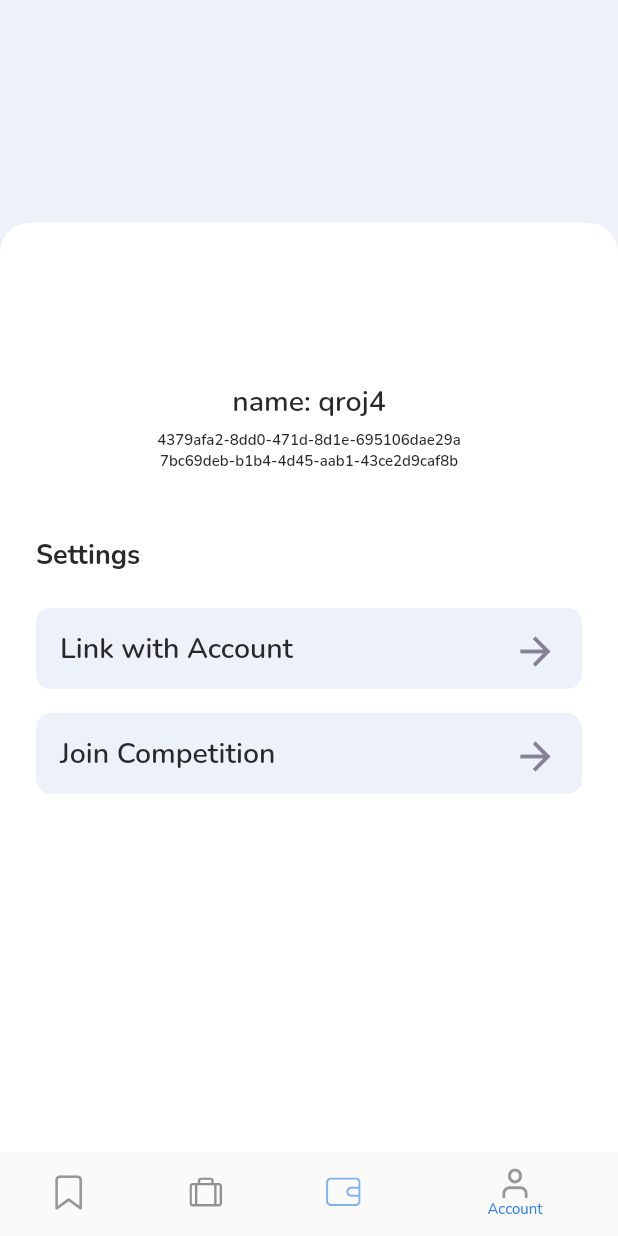
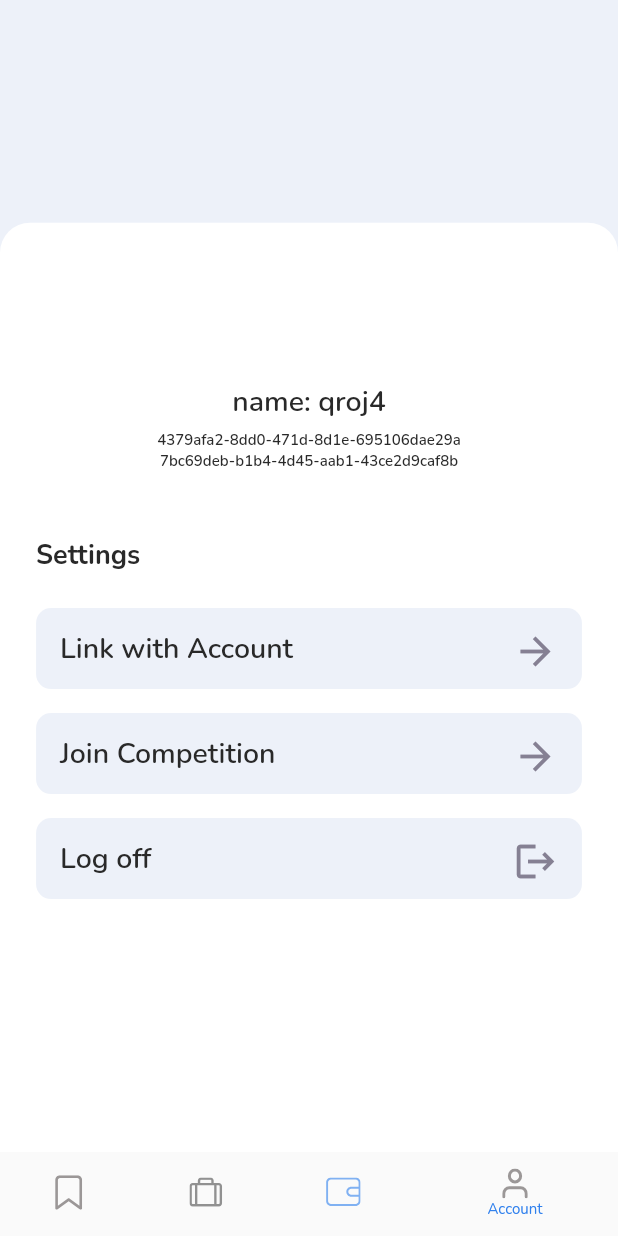
Before and after one commit to NeneWang/paper-merchant, a Flutter app: the HomeScreen screen opened directly, item 4 of the bottom bar chosen, after a tap on "Link with Account", on a phone screen of 412 x 824 dp. Run offline on Flutter 3.47's test engine with Material 2 defaults, Android fonts, the phone set to English and light mode, and no system bars; our stand-ins replace fl_chart, flutter_svg, get, hive_flutter, percent_indicator, syncfusion_flutter_charts; missing offline and left inert: fuzzy; accounts and stored records are empty; network calls fail.

```diff
--- a/lib/data/database.dart
+++ b/lib/data/database.dart
@@ -340,12 +340,12 @@ class Database {
       _myBox.put("userAsset", userAsset);
     }
 
-    final POST_URL = "${backendAPI}/api/sell";
+    const postUrl = "$backendAPI/api/sell";
     print("Sell stock requested");
-    print(POST_URL);
+    print(postUrl);
 
     final response = await http.post(
-      Uri.parse(POST_URL),
+      Uri.parse(postUrl),
       headers: <String, String>{
         'Content-Type': 'application/json',
       },
@@ -385,7 +385,7 @@ class Database {
 
   Future<Map<dynamic, dynamic>> researchMultiple(
       List<String> stocksNames) async {
-    final multipleAPI = "${backendAPI}/api/get_today_data_multiple";
+    const multipleAPI = "$backendAPI/api/get_today_data_multiple";
     final response = await http.post(
       Uri.parse(multipleAPI),
       headers: <String, String>{
--- a/lib/screen/home/account/account_screen.dart
+++ b/lib/screen/home/account/account_screen.dart
@@ -15,17 +15,44 @@ class AccountScreen extends StatelessWidget {
           elevation: 0,
         ),
         body: FutureBuilder(
+          future: () {
+            db.createDefaultData();
+            db.loadData();
+            db.syncData();
+          }(),
           builder: (context, snapshot) {
             if (snapshot.connectionState == ConnectionState.waiting) {
               return Center(
                 child: CircularProgressIndicator(),
               );
             } else {
-              // TODO Remove on prod.
               db.createDefaultData();
               db.loadData();
               db.syncData();
-
+              const settingsAlignation = Align(
+                alignment: Alignment.topLeft,
+                child: Text(
+                  "Settings",
+                  style: TextStyle(
+                    fontSize: 18,
+                    color: black2,
+                    fontFamily: "NunitoBold",
+                    fontWeight: FontWeight.w700,
+                  ),
+                ),
+              );
+              const detailsTextStyle = TextStyle(
+                fontSize: 10,
+                color: black2,
+                fontFamily: "NunitoSemiBold",
+                fontWeight: FontWeight.w600,
+              );
+              const nameTextStyle = TextStyle(
+                fontSize: 19,
+                color: black2,
+                fontFamily: "NunitoSemiBold",
+                fontWeight: FontWeight.w600,
+              );
               return Stack(
                 children: [
                   Container(
@@ -38,7 +65,7 @@ class AccountScreen extends StatelessWidget {
                     child: Container(
                       width: Get.width,
                       height: Get.height / 1.33,
-                      decoration: BoxDecoration(
+                      decoration: const BoxDecoration(
                         color: white,
                         borderRadius: BorderRadius.only(
                           topLeft: Radius.circular(20),
@@ -55,64 +82,42 @@ class AccountScreen extends StatelessWidget {
                           children: [
                             Text(
                               "name: ${db.userData["name"] ?? 'name_not_set'}",
-                              style: TextStyle(
-                                fontSize: 19,
-                                color: black2,
-                                fontFamily: "NunitoSemiBold",
-                                fontWeight: FontWeight.w600,
-                              ),
+                              style: nameTextStyle,
                             ),
-                            SizedBox(
+                            const SizedBox(
                               height: 5.14,
                             ),
-                            Text(
-                              "${db.userData["user_id"] ?? 'id_not_set'}",
-                              style: TextStyle(
-                                fontSize: 10,
-                                color: black2,
-                                fontFamily: "NunitoSemiBold",
-                                fontWeight: FontWeight.w600,
-                              ),
-                            ),
+                            Text("${db.userData["user_id"] ?? 'id_not_set'}",
+                                style: detailsTextStyle),
                             Text(
                                 "${db.userData["current_competition"] ?? 'competition_not_set'}",
-                                style: TextStyle(
-                                  fontSize: 10,
-                                  color: black2,
-                                  fontFamily: "NunitoSemiBold",
-                                  fontWeight: FontWeight.w600,
-                                )),
+                                style: detailsTextStyle),
                             SizedBox(
                               height: Get.height / 37.14,
                             ),
                             Padding(
                               padding: EdgeInsets.only(top: Get.height / 38.75),
-                              child: Align(
-                                alignment: Alignment.topLeft,
-                                child: Text(
-                                  "Settings",
-                                  style: TextStyle(
-                                    fontSize: 18,
-                                    color: black2,
-                                    fontFamily: "NunitoBold",
-                                    fontWeight: FontWeight.w700,
-                                  ),
-                                ),
-                              ),
+                              child: settingsAlignation,
                             ),
                             SizedBox(
                               height: Get.height / 127.34,
                             ),
                             InkWell(
                               onTap: () {},
-                              child: design1Profile(
+                              child: leftArrowRowLink(
                                 labelText: "Link with Account",
                               ),
                             ),
                             InkWell(
                               onTap: () {},
-                              child: design1Profile(
+                              child: leftArrowRowLink(
                                 labelText: "Join Competition",
+                              ),
+                            ),
+                            InkWell(
+                              onTap: () {},
+                              child: logOffRowButton(
+                                labelText: "Log off",
                               ),
                             ),
                           ],
@@ -128,11 +133,11 @@ class AccountScreen extends StatelessWidget {
   }
 }
 
-design1Profile({String? labelText}) {
+leftArrowRowLink({String? labelText}) {
   return Container(
     height: 54,
     width: Get.width,
-    margin: EdgeInsets.only(top: 16),
+    margin: const EdgeInsets.only(top: 16),
     padding: EdgeInsets.symmetric(horizontal: 16, vertical: Get.height / 59.42),
     decoration: BoxDecoration(
       color: pageBackGroundC,
@@ -143,14 +148,14 @@ design1Profile({String? labelText}) {
       children: [
         Text(
           labelText!,
-          style: TextStyle(
+          style: const TextStyle(
             fontSize: 19,
             color: black2,
             fontFamily: "NunitoSemiBold",
             fontWeight: FontWeight.w600,
           ),
         ),
-        Icon(
+        const Icon(
           Icons.arrow_forward,
           color: gray4,
           size: 30,
@@ -159,3 +164,36 @@ design1Profile({String? labelText}) {
     ),
   );
 }
+
+logOffRowButton({String? labelText}) {
+  return Container(
+    height: 54,
+    width: Get.width,
+    margin: const EdgeInsets.only(top: 16),
+    padding: EdgeInsets.symmetric(horizontal: 16, vertical: Get.height / 59.42),
+    decoration: BoxDecoration(
+      color: pageBackGroundC,
+      borderRadius: BorderRadius.circular(10),
+    ),
+    child: Row(
+      mainAxisAlignment: MainAxisAlignment.spaceBetween,
+      children: [
+        Text(
+          labelText!,
+          style: const TextStyle(
+            fontSize: 19,
+            color: black2,
+            fontFamily: "NunitoSemiBold",
+            fontWeight: FontWeight.w600,
+          ),
+        ),
+        const Icon(
+          // Log off icon
+          Icons.logout,
+          color: gray4,
+          size: 30,
+        ),
+      ],
+    ),
+  );
+}
--- a/lib/screen/home/account/security/security_screen.dart
+++ b/lib/screen/home/account/security/security_screen.dart
@@ -67,7 +67,7 @@ class SecurityScreen extends StatelessWidget {
                         onTap: () {
                           Get.to(ChangePasswordSecurity());
                         },
-                        child: design1Profile(
+                        child: leftArrowRowLink(
                           labelText: "Change Password",
                         ),
                       ),
@@ -75,7 +75,7 @@ class SecurityScreen extends StatelessWidget {
                         onTap: () {
                           Get.to(EnterOldPinScreen());
                         },
-                        child: design1Profile(
+                        child: leftArrowRowLink(
                           labelText: "Change PIN",
                         ),
                       ),
--- a/lib/screen/home/fund/fund_screen.dart
+++ b/lib/screen/home/fund/fund_screen.dart
@@ -5,6 +5,8 @@ import 'package:mymoney/utils/color.dart';
 import 'package:mymoney/data/database.dart';
 
 class FundScreen extends StatefulWidget {
+  const FundScreen({super.key});
+
   @override
   State<FundScreen> createState() => _FundScreenState();
 }
@@ -46,7 +48,11 @@ class _FundScreenState extends State<FundScreen> {
       fontWeight: FontWeight.w600,
     );
     return Scaffold(
-      body: Stack(
+      body: RefreshIndicator(
+        onRefresh: () async {
+          refreshData();
+        },
+        child: Stack(
           children: [
             Container(
               width: Get.width,
@@ -54,19 +60,7 @@ class _FundScreenState extends State<FundScreen> {
               color: pageBackGroundC,
               child: Padding(
                 padding: EdgeInsets.only(top: Get.height / 14.85),
-              child: Column(
-                children: [
-                  Text(
-                    "Funds",
-                    style: TextStyle(
-                      fontSize: 26,
-                      color: black2,
-                      fontFamily: "NunitoBold",
-                      fontWeight: FontWeight.w700,
-                    ),
-                  ),
-                ],
-              ),
+                child: const NetworthHeader(),
               ),
             ),
             Positioned(
@@ -111,15 +105,17 @@ class _FundScreenState extends State<FundScreen> {
                           thickness: 1,
                         ),
                       ),
-                    design1(text1: "Cash", text2: cashString),
+                      rowInformationDisplay(text1: "Cash", text2: cashString),
                       const Padding(
-                      padding: EdgeInsets.only(right: 10.28, left: 16, top: 10),
+                        padding:
+                            EdgeInsets.only(right: 10.28, left: 16, top: 10),
                         child: Divider(
                           color: gray,
                           thickness: 1,
                         ),
                       ),
-                    design1(text1: "Assets", text2: assetsString),
+                      rowInformationDisplay(
+                          text1: "Assets", text2: assetsString),
                       Padding(
                         padding: const EdgeInsets.only(top: 30),
                         child: Row(
@@ -137,11 +133,35 @@ class _FundScreenState extends State<FundScreen> {
             )
           ],
         ),
+      ),
     );
   }
 }
 
-design1({String? text1, String? text2}) {
+class NetworthHeader extends StatelessWidget {
+  const NetworthHeader({
+    super.key,
+  });
+
+  @override
+  Widget build(BuildContext context) {
+    return Column(
+      children: [
+        Text(
+          "Funds",
+          style: TextStyle(
+            fontSize: 26,
+            color: black2,
+            fontFamily: "NunitoBold",
+            fontWeight: FontWeight.w700,
+          ),
+        ),
+      ],
+    );
+  }
+}
+
+rowInformationDisplay({String? text1, String? text2}) {
   return Padding(
     padding: EdgeInsets.only(
       left: Get.width / 17.19,
--- a/lib/screen/home/watchlist/home_screen.dart
+++ b/lib/screen/home/watchlist/home_screen.dart
@@ -8,7 +8,6 @@ import 'package:mymoney/screen/home/account/account_screen.dart';
 import 'package:mymoney/screen/home/fund/fund_screen.dart';
 import 'package:mymoney/screen/home/portfolio/portfolio_screen.dart';
 import 'package:mymoney/screen/home/watchlist/watchlist_screen.dart';
-import 'package:mymoney/screen/welcome/welcome_screen.dart';
 import 'package:mymoney/utils/color.dart';
 import 'package:mymoney/utils/imagenames.dart';
 import 'package:mymoney/screen/home/watchlist/all_stocks_screen.dart';
@@ -50,7 +49,7 @@ class HomeScreen extends StatelessWidget {
         height: Get.height,
         width: Get.width,
         curve: Curves.bounceOut,
-        decoration: BoxDecoration(
+        decoration: const BoxDecoration(
           boxShadow: [
             BoxShadow(
               color: Color(0xff40000000),
@@ -64,7 +63,7 @@ class HomeScreen extends StatelessWidget {
           drawerOpen.yOffset.value,
           0,
         )..scale(drawerOpen.scaleFactor.value),
-        duration: Duration(
+        duration: const Duration(
           milliseconds: 250,
         ),
         child: WillPopScope(
--- a/lib/screen/home/watchlist/watchlist_screen.dart
+++ b/lib/screen/home/watchlist/watchlist_screen.dart
@@ -34,9 +34,6 @@ class _WatchListScreenState extends State<WatchListScreen> {
     List bookmarkedList = [];
     reloadScreen() {
       db.loadData();
-      print("Loaded data");
-
-      print(db.userBookmarkPrices);
       setState(() {
         stockList = convertToListingFormat(db.userStockPrices);
       });
@@ -44,8 +41,6 @@ class _WatchListScreenState extends State<WatchListScreen> {
       setState(() {
         bookmarkedList = convertToListingFormat(db.userBookmarkPrices);
       });
-      print("stockList");
-      print(stockList);
     }
 
     reloadScreen();
```
Lines whose indentation alone changed are shown as unchanged.
